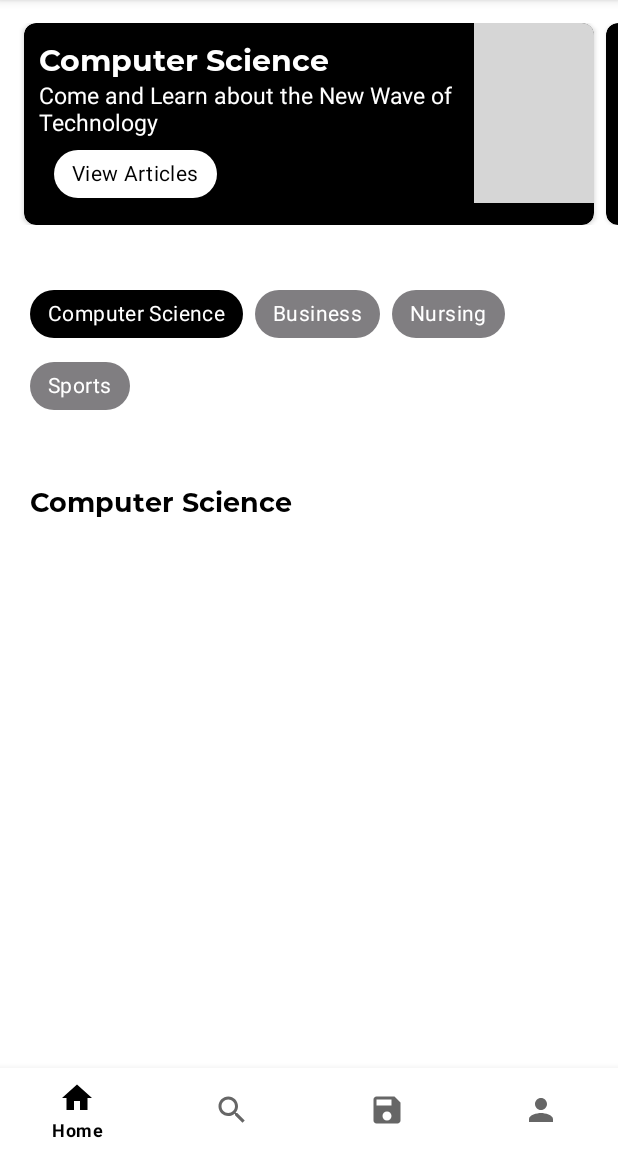
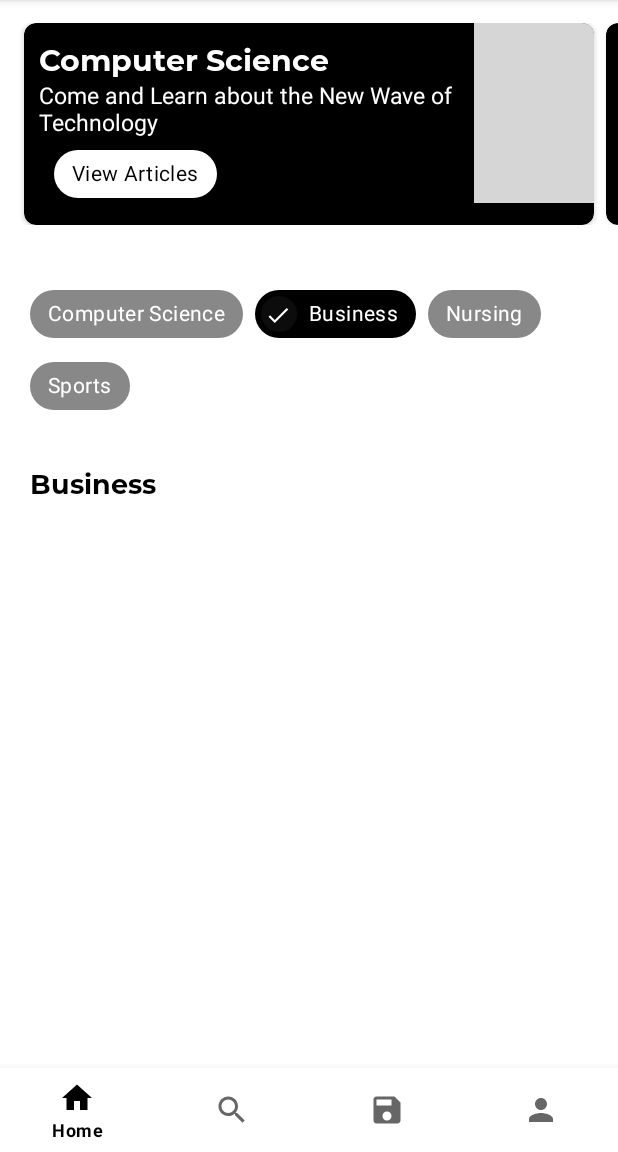
Before and after one commit to Abdirashid26/Kenium, an Android app built with Jetpack Compose: the screen it shows after launch once a user with an empty profile is signed in (HomeActivity), after a tap on "Business", on a phone screen of 412 x 824 dp, the part 84-1236 px from its top. Run offline under Robolectric (Android 15) with nearby library versions, the phone set to English and light mode, and no system bars; our stand-ins replace Firebase (no records; nobody signed in at launch, a user with empty details on screens opened directly); libraries missing offline, so code that uses them is left out: kotlinx.coroutines.internal; 1 other tap on this screen came first.

Commit message:
added the chips function in firestore  for computer science, Business chips

```diff
--- a/app/src/main/AndroidManifest.xml
+++ b/app/src/main/AndroidManifest.xml
@@ -2,6 +2,8 @@
 <manifest xmlns:android="http://schemas.android.com/apk/res/android"
     xmlns:tools="http://schemas.android.com/tools"
     package="com.example.kenium">
+
+    <uses-permission android:name="android.permission.INTERNET" />
 
     <application
         android:allowBackup="true"
--- a/app/src/main/java/com/example/kenium/HomeFragment.kt
+++ b/app/src/main/java/com/example/kenium/HomeFragment.kt
@@ -1,5 +1,7 @@
 package com.example.kenium
 
+import android.content.res.ColorStateList
+import android.graphics.Color
 import android.os.Bundle
 import androidx.fragment.app.Fragment
 import android.view.LayoutInflater
@@ -7,17 +9,21 @@ import android.view.View
 import android.view.ViewGroup
 import android.widget.TextView
 import android.widget.Toast
+import androidx.core.content.ContextCompat
 import androidx.core.view.forEach
 import androidx.lifecycle.lifecycleScope
 import androidx.navigation.fragment.findNavController
 import androidx.recyclerview.widget.LinearLayoutManager
 import androidx.recyclerview.widget.RecyclerView
+import com.example.kenium.adapters.ArticleAdapter
 import com.example.kenium.adapters.BannerAdapter
 import com.example.kenium.model.Article
 import com.example.kenium.model.Banner
 import com.google.android.material.chip.Chip
 import com.google.android.material.chip.ChipGroup
+import com.google.firebase.firestore.FirebaseFirestore
 import com.google.firebase.ktx.Firebase
+import kotlinx.coroutines.Dispatchers
 import kotlinx.coroutines.GlobalScope
 import kotlinx.coroutines.launch
 
@@ -37,9 +43,17 @@ class HomeFragment : Fragment() {
     private lateinit var myContent:RecyclerView
     private lateinit var myChips:ChipGroup
     private lateinit var filterText:TextView
+    private lateinit var cs:Chip
+    private lateinit var bs:Chip
+    private lateinit var sp:Chip
+    private lateinit var ns:Chip
+    private val mFirestore  :FirebaseFirestore = FirebaseFirestore.getInstance()
+    lateinit var  artcileAdapter: ArticleAdapter
+
 
     private var bannerList : ArrayList<Banner> = ArrayList()
-    private var contentsList : ArrayList<Article> = ArrayList()
+    private var contentsList : MutableList<Article> = mutableListOf<Article>()
+    private var chipsList : ArrayList<Chip> = ArrayList()
 
     override fun onCreateView(inflater: LayoutInflater, container: ViewGroup?, savedInstanceState: Bundle?): View? {
 
@@ -51,12 +65,49 @@ class HomeFragment : Fragment() {
         myContent = v.findViewById(R.id.myContent)
 
         myChips = v.findViewById(R.id.chipGroup)
+        cs = v.findViewById(R.id.cs)
+        bs = v.findViewById(R.id.bs)
+        ns = v.findViewById(R.id.ns)
+        sp = v.findViewById(R.id.sp)
 
-        myChips.forEach {
-            it.setOnClickListener{
+        artcileAdapter  = ArticleAdapter(requireContext(),contentsList)
 
+        myContent.adapter = artcileAdapter
+
+        myContent.layoutManager = LinearLayoutManager(requireContext(),LinearLayoutManager.VERTICAL,false)
+
+
+
+        chipsList.add(bs)
+        chipsList.add(ns)
+        chipsList.add(sp)
+        chipsList.add(cs)
+
+
+
+
+        chipsList.forEach {
+            var text = it.text.toString()
+            it.chipBackgroundColor = setChipBackgroundColor(
+                checkedColor = Color.BLACK,
+                unCheckedColor = Color.GRAY
+            )
+            it.isChecked = true
+            it.setOnClickListener {
+                filterText.text = text
+                lifecycleScope.launch(Dispatchers.IO){
+                    getArtciles(it.id)
+
+                }
             }
         }
+
+        lifecycleScope.launch(Dispatchers.IO){
+            getArtciles(R.id.cs)
+
+        }
+
+
 
 
 //        create a banner list
@@ -78,11 +129,58 @@ class HomeFragment : Fragment() {
 
 
 
-
         return v
     }
 
 
+    suspend fun getArtciles(artcileId :Int){
+        if(artcileId == R.id.cs){
+            mFirestore.collection("csArticles").addSnapshotListener { value, error ->
+                if(value != null && error == null){
+                    contentsList.clear()
+                    var artciles = value.toObjects(Article::class.java)
+                    contentsList.addAll(artciles)
+                    artcileAdapter.notifyDataSetChanged()
+                }
+                else{
+                    Toast.makeText(requireContext(),"Error : " + error,Toast.LENGTH_SHORT).show()
+                }
+            }
+        }
+        else if(artcileId == R.id.bs){
+            mFirestore.collection("bsArticles").addSnapshotListener { value, error ->
+                if(value != null && error == null){
+                    contentsList.clear()
+                    var artciles = value.toObjects(Article::class.java)
+                    contentsList.addAll(artciles)
+                    artcileAdapter.notifyDataSetChanged()
+                }
+                else{
+                    Toast.makeText(requireContext(),"Error : " + error,Toast.LENGTH_SHORT).show()
+                }
+            }
+        }
+    }
+
+
+    fun setChipBackgroundColor(
+        checkedColor: Int = Color.BLACK,
+        unCheckedColor: Int = Color.GRAY
+    ): ColorStateList{
+        val states = arrayOf(
+            intArrayOf(android.R.attr.state_checked),
+            intArrayOf(-android.R.attr.state_checked)
+        )
+
+        val colors = intArrayOf(
+            // chip checked background color
+            checkedColor,
+            // chip unchecked background color
+            unCheckedColor
+        )
+
+        return ColorStateList(states, colors)
+    }
 
 
 }
--- a/app/src/main/res/layout/fragment_home.xml
+++ b/app/src/main/res/layout/fragment_home.xml
@@ -26,52 +26,42 @@
         android:id="@+id/chipGroup"
         android:layout_width="match_parent"
         android:layout_margin="20dp"
+        app:singleSelection="true"
         android:layout_height="wrap_content">
 
         <com.google.android.material.chip.Chip
             android:id="@+id/cs"
             android:layout_width="wrap_content"
             android:layout_height="wrap_content"
-            android:backgroundTint="@color/black"
+            android:checkable="true"
+            android:fontFamily="@font/m_bold"
             android:textColor="@color/white"
-            android:checkable="true"
-            style="@style/Widget.MaterialComponents.Chip.Filter"
-            android:fontFamily="@font/m_bold"
+
             android:text="Computer Science"/>
 
         <com.google.android.material.chip.Chip
             android:id="@+id/bs"
             android:layout_width="wrap_content"
             android:layout_height="wrap_content"
-            android:backgroundTint="@color/grey"
+            android:checkable="true"
             android:textColor="@color/white"
-            android:checkable="true"
-            style="@style/Widget.MaterialComponents.Chip.Filter"
 
             android:fontFamily="@font/m_bold"
             android:text="Business"/>
         <com.google.android.material.chip.Chip
             android:id="@+id/ns"
             android:checkable="true"
-
             android:layout_width="wrap_content"
             android:layout_height="wrap_content"
-            android:backgroundTint="@color/grey"
+            android:fontFamily="@font/m_bold"
             android:textColor="@color/white"
-            style="@style/Widget.MaterialComponents.Chip.Filter"
-
-            android:fontFamily="@font/m_bold"
             android:text="Nursing"/>
         <com.google.android.material.chip.Chip
             android:id="@+id/sp"
             android:checkable="true"
-
             android:layout_width="wrap_content"
-            style="@style/Widget.MaterialComponents.Chip.Filter"
             android:layout_height="wrap_content"
-            android:backgroundTint="@color/grey"
             android:textColor="@color/white"
-            android:fontFamily="@font/m_bold"
             android:text="Sports"/>
 
     </com.google.android.material.chip.ChipGroup>
@@ -81,7 +71,8 @@
         android:layout_width="match_parent"
         android:layout_height="wrap_content"
         android:text="Computer Science"
-        android:layout_margin="20dp"
+        android:layout_marginHorizontal="20dp"
+        android:layout_marginVertical="8dp"
         android:textSize="18dp"
         android:id="@+id/filterText"
         android:fontFamily="@font/m_bold"
@@ -93,6 +84,7 @@
         android:layout_height="match_parent"
         android:padding="20dp"
         android:id="@+id/myContent"
+        android:layout_marginBottom="29dp"
         tools:listitem="@layout/article_item"
         />
 
```
Also changed, not shown: app/src/main/java/com/example/kenium/adapters/ArticleAdapter.kt (added, +45 -0 lines), app/src/main/java/com/example/kenium/model/Article.kt (+6 -6 lines), app/src/main/res/layout/article_item.xml (+42 -2 lines).
